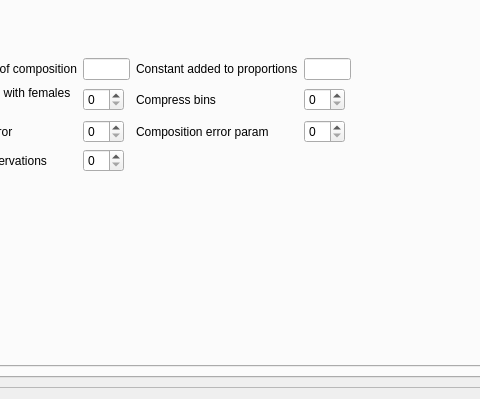
Before: the Qt Designer form src/fleet_widget.ui in nmfs-ost/ss3-ssi, drawn with Qt 5; both pictures show x 126 to 606 and y 246 to 645 of the 837 by 645 pixel window.
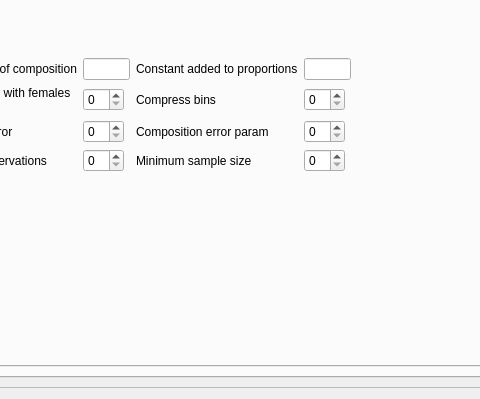
After: the same form once the commit is applied. The open tabs and pages were chosen to show the change. Icons and pictures are not drawn.

Commit message: v3.3.05.1 Added min sample size to compositions and selex to Forecast.

What changed in the file:
```diff
--- a/src/fleet_widget.ui
+++ b/src/fleet_widget.ui
@@ -946,6 +946,19 @@
                 <item row="5" column="0" colspan="7">
                  <layout class="QVBoxLayout" name="verticalLayout_len_obs"/>
                 </item>
+                <item row="4" column="3">
+                 <widget class="QLabel" name="label_length_min_sample">
+                  <property name="toolTip">
+                   <string>1 will mimic 3.24 behavior</string>
+                  </property>
+                  <property name="text">
+                   <string>Minimum sample size</string>
+                  </property>
+                 </widget>
+                </item>
+                <item row="4" column="4">
+                 <widget class="QSpinBox" name="spinBox_length_min_sample"/>
+                </item>
                </layout>
               </item>
              </layout>
```
Left out of the diff: 17 changed lines with no effect on the pictures. The commit also changes 7 other files.
